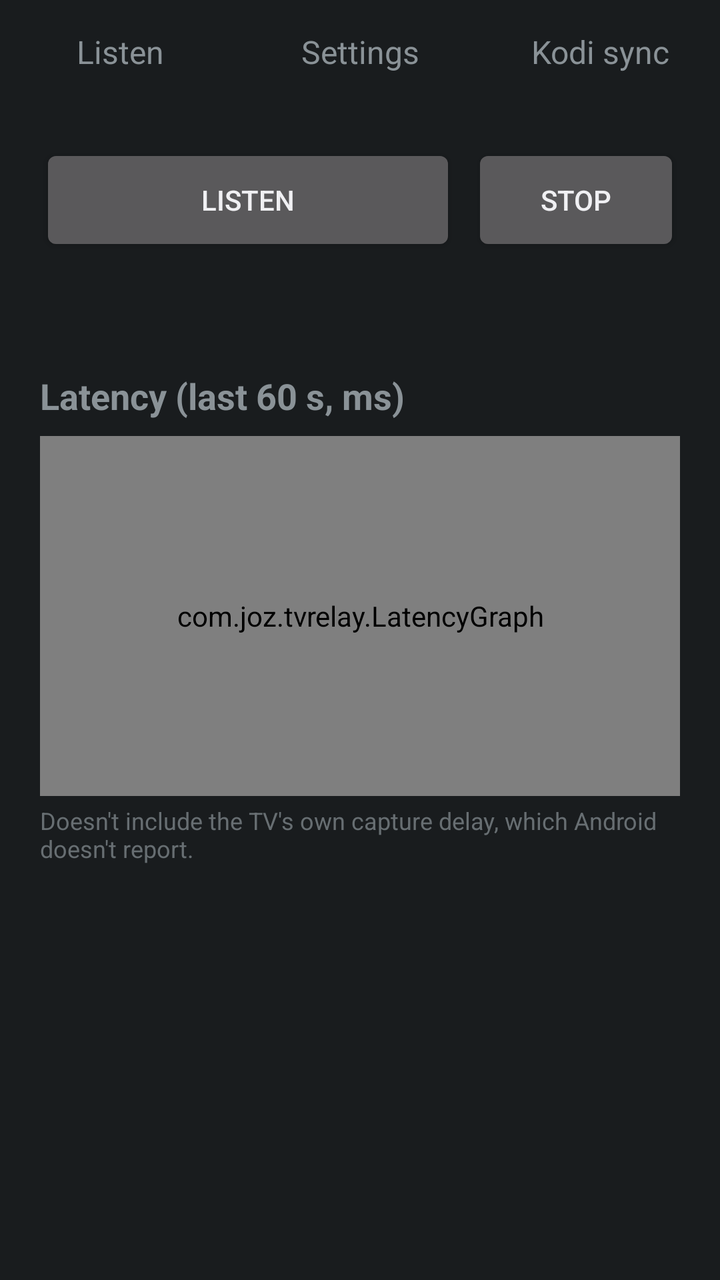
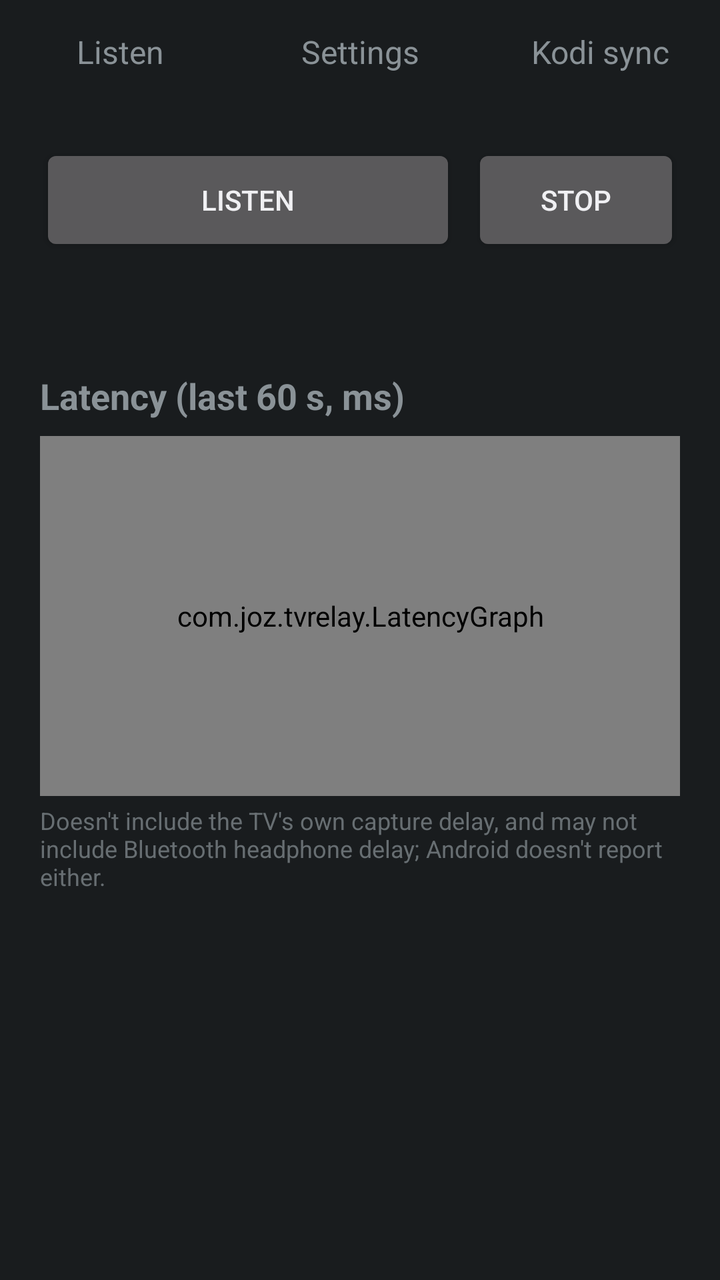

Two renders of the same Android screen: before a commit and after it. Below are the layout's source before the change and the commit's diff.
<!-- AndroidManifest.xml: application theme android:Theme.DeviceDefault -->
<!-- res/layout/activity_main.xml -->
<?xml version="1.0" encoding="utf-8"?>
<FrameLayout xmlns:android="http://schemas.android.com/apk/res/android"
    android:layout_width="match_parent"
    android:layout_height="match_parent">

    
    <TextView
        android:id="@+id/pipView"
        android:layout_width="match_parent"
        android:layout_height="match_parent"
        android:background="#1C1C1E"
        android:gravity="center"
        android:padding="8dp"
        android:textColor="#FFFFFF"
        android:textSize="20sp"
        android:visibility="gone" />

    <LinearLayout
        android:id="@+id/main"
        android:layout_width="match_parent"
        android:layout_height="match_parent"
        android:orientation="vertical">

        <LinearLayout
            android:layout_width="match_parent"
            android:layout_height="wrap_content"
            android:orientation="horizontal">

            <TextView android:id="@+id/tabListen" style="@style/Tab" android:text="Listen" />
            <TextView android:id="@+id/tabSettings" style="@style/Tab" android:text="Settings" />
            <TextView android:id="@+id/tabKodi" style="@style/Tab" android:text="Kodi sync" />
        </LinearLayout>

        <FrameLayout
            android:layout_width="match_parent"
            android:layout_height="0dp"
            android:layout_weight="1">

            <ScrollView
                android:id="@+id/pageListen"
                android:layout_width="match_parent"
                android:layout_height="match_parent">

                <LinearLayout
                    android:layout_width="match_parent"
                    android:layout_height="wrap_content"
                    android:orientation="vertical"
                    android:padding="20dp">

                    <LinearLayout
                        android:layout_width="match_parent"
                        android:layout_height="wrap_content"
                        android:orientation="horizontal">

                        <Button
                            android:id="@+id/receive"
                            android:layout_width="0dp"
                            android:layout_height="wrap_content"
                            android:layout_weight="2"
                            android:minHeight="56dp"
                            android:text="Listen" />

                        <Button
                            android:id="@+id/stop"
                            android:layout_width="0dp"
                            android:layout_height="wrap_content"
                            android:layout_marginLeft="8dp"
                            android:layout_weight="1"
                            android:minHeight="56dp"
                            android:text="Stop" />
                    </LinearLayout>

                    <TextView
                        android:id="@+id/status"
                        android:layout_width="match_parent"
                        android:layout_height="wrap_content"
                        android:layout_marginTop="16dp"
                        android:fontFamily="monospace"
                        android:textSize="13sp" />

                    <TextView
                        style="@style/SectionHeader"
                        android:text="Latency (last 60 s, ms)" />

                    <com.joz.tvrelay.LatencyGraph
                        android:id="@+id/graph"
                        android:layout_width="match_parent"
                        android:layout_height="180dp"
                        android:layout_marginTop="8dp" />

                    <TextView
                        android:layout_width="match_parent"
                        android:layout_height="wrap_content"
                        android:layout_marginTop="4dp"
                        android:alpha="0.7"
                        android:text="Doesn't include the TV's own capture delay, which Android doesn't report."
                        android:textSize="12sp" />
                </LinearLayout>
            </ScrollView>

            <ScrollView
                android:id="@+id/pageSettings"
                android:layout_width="match_parent"
                android:layout_height="match_parent"
                android:visibility="gone">

                <LinearLayout
                    android:id="@+id/settingsList"
                    android:layout_width="match_parent"
                    android:layout_height="wrap_content"
                    android:orientation="vertical"
                    android:padding="20dp" />
            </ScrollView>

            <ScrollView
                android:id="@+id/pageKodi"
                android:layout_width="match_parent"
                android:layout_height="match_parent"
                android:visibility="gone">

                <LinearLayout
                    android:id="@+id/kodiList"
                    android:layout_width="match_parent"
                    android:layout_height="wrap_content"
                    android:orientation="vertical"
                    android:padding="20dp" />
            </ScrollView>
        </FrameLayout>
    </LinearLayout>
</FrameLayout>
<!-- resources referenced by this layout -->
<resources>
  <style name="SectionHeader">
          <item name="android:layout_width">match_parent</item>
          <item name="android:layout_height">wrap_content</item>
          <item name="android:layout_marginTop">24dp</item>
          <item name="android:textSize">18sp</item>
          <item name="android:textStyle">bold</item>
      </style>
  <style name="Tab">
          <item name="android:layout_width">0dp</item>
          <item name="android:layout_height">52dp</item>
          <item name="android:layout_weight">1</item>
          <item name="android:gravity">center</item>
          <item name="android:textSize">16sp</item>
          <item name="android:clickable">true</item>
          <item name="android:focusable">true</item>
          <item name="android:background">?android:attr/selectableItemBackground</item>
      </style>
</resources>

<!-- the commit's change to res/layout/activity_main.xml (unified diff, before → after) -->
@@ -93,8 +93,16 @@
                         android:layout_height="wrap_content"
                         android:layout_marginTop="4dp"
                         android:alpha="0.7"
-                        android:text="Doesn't include the TV's own capture delay, which Android doesn't report."
+                        android:text="Doesn't include the TV's own capture delay, and may not include Bluetooth headphone delay; Android doesn't report either."
                         android:textSize="12sp" />
+
+                    
+                    <LinearLayout
+                        android:id="@+id/listenExtras"
+                        android:layout_width="match_parent"
+                        android:layout_height="wrap_content"
+                        android:layout_marginTop="16dp"
+                        android:orientation="vertical" />
                 </LinearLayout>
             </ScrollView>
 
